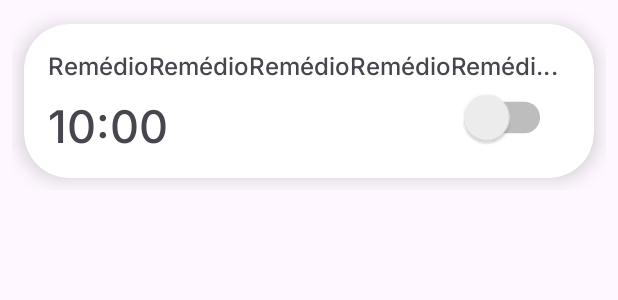
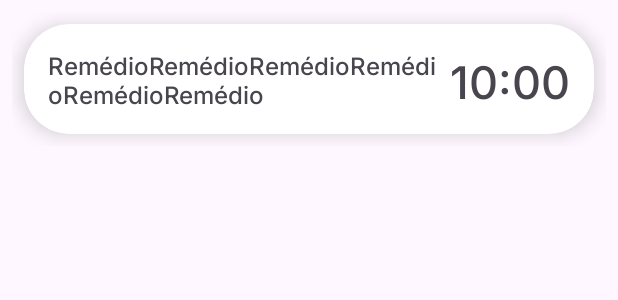
Before and after one commit to matheusperezz/app-relogio, an Android app: the layout res_item_alarm.xml on its own in the app's theme, with its tools: preview values and no code run, on a phone screen of 412 x 824 dp. Shown: the top 300 px of the screen. Run offline under Robolectric (Android 15) with nearby library versions, the phone set to English and light mode, and no system bars.

Commit message:
switch on alarm item list removed | code about the switch was deleted

```diff
--- a/app/src/main/java/com/vanquish/despertador/ui/adapter/AlarmAdapter.kt
+++ b/app/src/main/java/com/vanquish/despertador/ui/adapter/AlarmAdapter.kt
@@ -1,5 +1,6 @@
 package com.vanquish.despertador.ui.adapter
 
+import android.annotation.SuppressLint
 import android.os.Build
 import android.util.SparseBooleanArray
 import android.view.LayoutInflater
@@ -19,28 +20,23 @@ class AlarmAdapter(
     private val onClick: (Alarm) -> Unit = {},
 ) : RecyclerView.Adapter<AlarmAdapter.ViewHolder>() {
 
-    private val alarmStateArray: SparseBooleanArray = SparseBooleanArray()
 
     inner class ViewHolder(itemView: ResItemAlarmBinding) : RecyclerView.ViewHolder(itemView.root) {
 
         private val textViewAlarmTitle: TextView
         private val textViewAlarmHour: TextView
-        private val switchAlarm: Switch
+
 
         init {
             textViewAlarmTitle = itemView.textViewAlarmTitle
             textViewAlarmHour = itemView.textViewAlarmHour
-            switchAlarm = itemView.switchAlarm
         }
 
 
         fun bind(alarm: Alarm, position: Int, onClick: (Alarm) -> Unit) {
             textViewAlarmTitle.text = alarm.label
             textViewAlarmHour.text = toHourMinuteFormat(alarm.timeString)
-            switchAlarm.isChecked = alarmStateArray[position, false]
-            switchAlarm.setOnClickListener {
-                alarmStateArray.put(position, switchAlarm.isChecked)
-            }
+
             itemView.setOnClickListener {
                 onClick(alarm)
             }
@@ -69,8 +65,4 @@ class AlarmAdapter(
         holder.bind(alarms[position], position, onClick)
     }
 
-    fun getAlarmStateArray(): SparseBooleanArray {
-        return alarmStateArray
-    }
-
 }
--- a/app/src/main/res/layout/res_item_alarm.xml
+++ b/app/src/main/res/layout/res_item_alarm.xml
@@ -20,20 +20,23 @@
         app:layout_constraintBottom_toBottomOf="parent">
 
         <androidx.constraintlayout.widget.ConstraintLayout
-            android:padding="16dp"
             android:layout_width="match_parent"
-            android:layout_height="match_parent">
+            android:layout_height="match_parent"
+            android:padding="16dp">
 
 
             <TextView
                 android:id="@+id/textViewAlarmTitle"
                 android:layout_width="0dp"
                 android:layout_height="wrap_content"
+                android:layout_marginEnd="8dp"
                 android:ellipsize="end"
-                android:maxLines="1"
+                android:maxLines="2"
+                android:minLines="2"
                 android:text="RemédioRemédioRemédioRemédioRemédioRemédio"
                 android:textSize="16sp"
-                app:layout_constraintEnd_toEndOf="parent"
+                app:layout_constraintEnd_toStartOf="@+id/textViewAlarmHour"
+                app:layout_constraintHorizontal_bias="0.5"
                 app:layout_constraintStart_toStartOf="parent"
                 app:layout_constraintTop_toTopOf="parent" />
 
@@ -41,23 +44,14 @@
                 android:id="@+id/textViewAlarmHour"
                 android:layout_width="wrap_content"
                 android:layout_height="wrap_content"
-                android:layout_marginTop="8dp"
                 android:text="10:00"
                 android:textSize="30sp"
-                app:layout_constraintStart_toStartOf="@+id/textViewAlarmTitle"
-                app:layout_constraintTop_toBottomOf="@+id/textViewAlarmTitle" />
+                app:layout_constraintBottom_toBottomOf="parent"
+                app:layout_constraintEnd_toEndOf="parent"
+                app:layout_constraintHorizontal_bias="0.5"
+                app:layout_constraintStart_toEndOf="@+id/textViewAlarmTitle"
+                app:layout_constraintTop_toTopOf="parent" />
 
-            <Switch
-                android:id="@+id/switchAlarm"
-                android:layout_width="wrap_content"
-                android:layout_height="wrap_content"
-                android:layout_marginEnd="16dp"
-                android:scaleX="1.5"
-                android:scaleY="1.5"
-                app:layout_constraintBottom_toBottomOf="@+id/textViewAlarmHour"
-                app:layout_constraintEnd_toEndOf="parent"
-                app:layout_constraintTop_toBottomOf="@+id/textViewAlarmTitle"
-                tools:ignore="UseSwitchCompatOrMaterialXml" />
         </androidx.constraintlayout.widget.ConstraintLayout>
 
     </androidx.cardview.widget.CardView>
```
